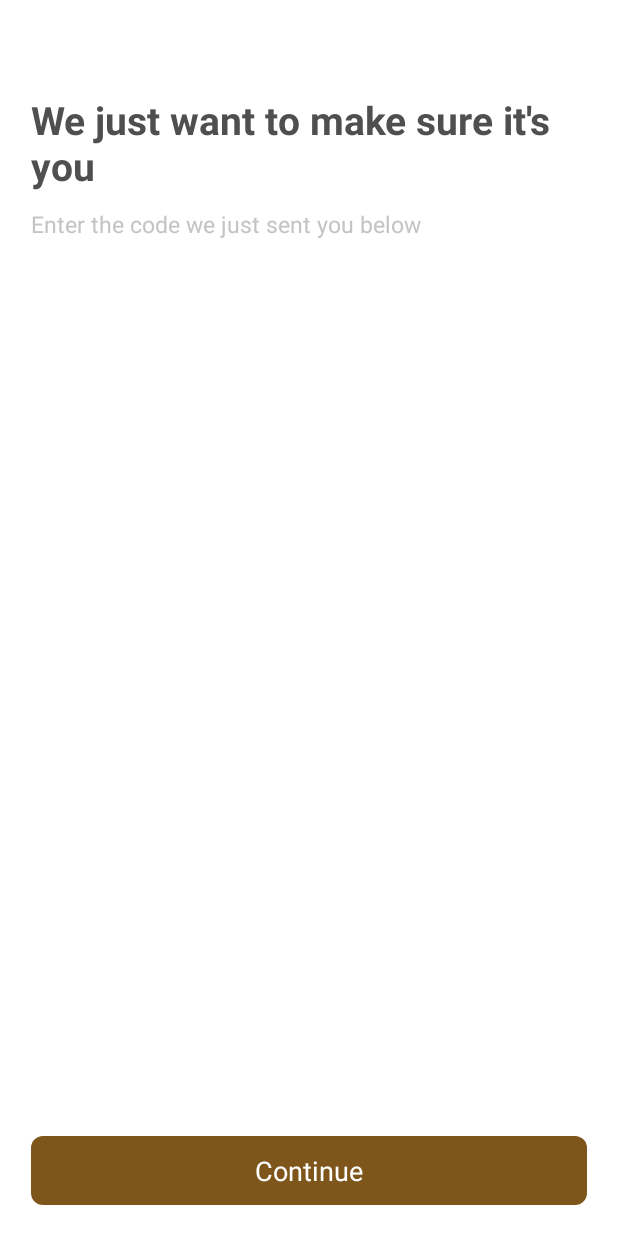
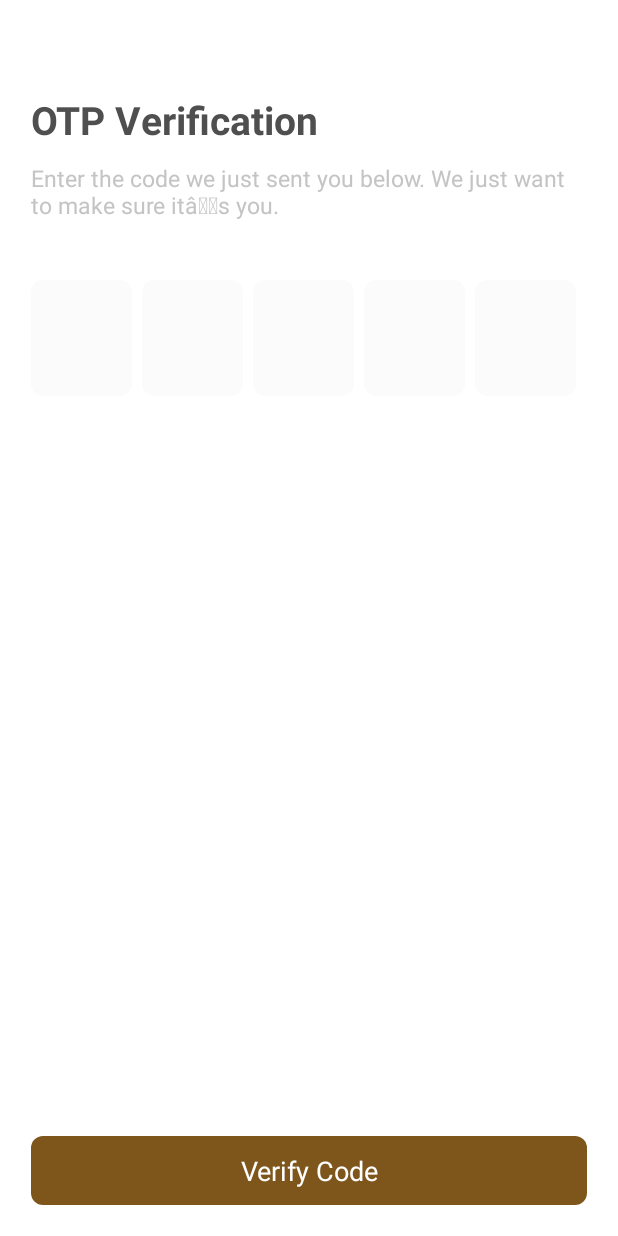
Before and after one commit to sumit1123/Coucou-App, an Android app: the OtpVerificationActivity screen opened directly, with no data from a screen before it, on a phone screen of 412 x 824 dp. Run offline under Robolectric (Android 15) with nearby library versions, the phone set to English and light mode, and no system bars; our stand-ins replace data binding, sdp/ssp sizes.

Commit message:
OTP part done

```diff
--- a/app/src/main/java/com/coucouapp/ui/activity/OtpVerificationActivity.kt
+++ b/app/src/main/java/com/coucouapp/ui/activity/OtpVerificationActivity.kt
@@ -2,6 +2,9 @@ package com.coucouapp.ui.activity
 
 import android.content.Intent
 import android.os.Bundle
+import android.text.*
+import android.view.*
+import android.widget.*
 import com.coucouapp.R
 import com.coucouapp.databinding.ActivityOtpVerificationBinding
 import com.coucouapp.ui.base.BaseActivity
@@ -19,11 +22,22 @@ class OtpVerificationActivity :
     override fun onCreate(savedInstanceState: Bundle?) {
         super.onCreate(savedInstanceState)
         setContentView(R.layout.activity_otp_verification)
-
         initViews()
     }
 
     private fun initViews() {
+        et_otp1.addTextChangedListener(GenericTextWatcher(et_otp1, et_otp2))
+        et_otp2.addTextChangedListener(GenericTextWatcher(et_otp2, et_otp3))
+        et_otp3.addTextChangedListener(GenericTextWatcher(et_otp3, et_otp4))
+        et_otp4.addTextChangedListener(GenericTextWatcher(et_otp4, et_otp5))
+        et_otp5.addTextChangedListener(GenericTextWatcher(et_otp5, null))
+
+        et_otp1.setOnKeyListener(GenericKeyEvent(et_otp1, null))
+        et_otp2.setOnKeyListener(GenericKeyEvent(et_otp2, et_otp1))
+        et_otp3.setOnKeyListener(GenericKeyEvent(et_otp3, et_otp2))
+        et_otp4.setOnKeyListener(GenericKeyEvent(et_otp4,et_otp3))
+        et_otp5.setOnKeyListener(GenericKeyEvent(et_otp5,et_otp4))
+
         tvContinue.setOnClickListener {
             val intent = Intent(this, UserVerifiedActivity::class.java)
             intent.putExtra(Constants.USER_VERIFICATION, Constants.FROM_OTP_VERIFICATION)
@@ -42,4 +56,49 @@ class OtpVerificationActivity :
     override fun getViewModelClass(): Class<OtpVerificationViewModel> {
         return OtpVerificationViewModel::class.java
     }
+    class GenericKeyEvent internal constructor(private val currentView: EditText, private val previousView: EditText?) : View.OnKeyListener{
+        override fun onKey(p0: View?, keyCode: Int, event: KeyEvent?): Boolean {
+            if(event!!.action == KeyEvent.ACTION_DOWN && keyCode == KeyEvent.KEYCODE_DEL && currentView.id != R.id.et_otp1 && currentView.text.isEmpty()) {
+                //If current is empty then previous EditText's number will also be deleted
+                previousView!!.text = null
+                previousView.requestFocus()
+                return true
+            }
+            return false
+        }
+
+
+    }
+
+    class GenericTextWatcher internal constructor(private val currentView: View, private val nextView: View?) :
+        TextWatcher {
+        override fun afterTextChanged(editable: Editable) { // TODO Auto-generated method stub
+            val text = editable.toString()
+            when (currentView.id) {
+                R.id.et_otp1 -> if (text.length == 1) nextView!!.requestFocus()
+                R.id.et_otp2 -> if (text.length == 1) nextView!!.requestFocus()
+                R.id.et_otp3 -> if (text.length == 1) nextView!!.requestFocus()
+                R.id.et_otp4 -> if (text.length == 1) nextView!!.requestFocus()
+                //You can use EditText4 same as above to hide the keyboard
+            }
+        }
+
+        override fun beforeTextChanged(
+            arg0: CharSequence,
+            arg1: Int,
+            arg2: Int,
+            arg3: Int
+        ) { // TODO Auto-generated method stub
+        }
+
+        override fun onTextChanged(
+            arg0: CharSequence,
+            arg1: Int,
+            arg2: Int,
+            arg3: Int
+        ) { // TODO Auto-generated method stub
+        }
+
+    }
+
 }
--- a/app/src/main/java/com/coucouapp/utils/DocumentType.kt
+++ b/app/src/main/java/com/coucouapp/utils/DocumentType.kt
@@ -1,7 +1,6 @@
 package com.coucouapp.utils
 
 enum class DocumentType {
-
     EMPLOYEMENT_DOC,
     INCOME_DOC,
     RENT_DOC,
--- /dev/null
+++ b/app/src/main/res/drawable/code_box.xml
@@ -0,0 +1,18 @@
+<vector
+    xmlns:android="http://schemas.android.com/apk/res/android"
+    xmlns:aapt="http://schemas.android.com/aapt"
+    android:width="67dp"
+    android:height="77dp"
+    android:viewportWidth="67"
+    android:viewportHeight="77"
+    >
+    <group>
+        <clip-path
+            android:pathData="M8 0H59C63.4183 0 67 3.58172 67 8V69C67 73.4183 63.4183 77 59 77H8C3.58172 77 0 73.4183 0 69V8C0 3.58172 3.58172 0 8 0Z"
+            />
+        <path
+            android:pathData="M0 0V77H67V0"
+            android:fillColor="#FBFBFB"
+            />
+    </group>
+</vector>
--- a/app/src/main/res/layout/activity_otp_verification.xml
+++ b/app/src/main/res/layout/activity_otp_verification.xml
@@ -21,7 +21,7 @@
             android:layout_width="wrap_content"
             android:layout_height="wrap_content"
             android:layout_marginTop="@dimen/_32sdp"
-            android:text="@string/we_just_want_to_make_sure_it_s_you"
+            android:text="@string/otp_verific"
             android:textColor="@color/darkGray"
             android:textSize="@dimen/_20sdp"
             android:textStyle="bold"
@@ -34,12 +34,81 @@
             android:layout_height="wrap_content"
             android:layout_marginTop="@dimen/_8sdp"
             android:gravity="start"
-            android:text="@string/enter_the_code_we_just_sent_you_below"
+            android:text="@string/enter_the_c"
             android:textColor="@color/silver"
             android:textSize="@dimen/_12sdp"
             app:layout_constraintEnd_toEndOf="parent"
             app:layout_constraintStart_toStartOf="parent"
             app:layout_constraintTop_toBottomOf="@+id/tvOtpVerification" />
+
+
+        <androidx.constraintlayout.widget.ConstraintLayout
+            android:layout_width="match_parent"
+            android:layout_height="wrap_content"
+            android:layout_marginTop="@dimen/_30sdp"
+            app:layout_constraintTop_toBottomOf="@+id/tvOtpDetails"
+            app:layout_constraintStart_toStartOf="parent">
+
+        <androidx.appcompat.widget.AppCompatEditText
+            android:id="@+id/et_otp1"
+            android:layout_width="wrap_content"
+            android:layout_height="wrap_content"
+            android:background="@drawable/code_box"
+            android:inputType="number"
+            android:gravity="center"
+            app:layout_constraintStart_toStartOf="parent"
+            app:layout_constraintTop_toTopOf="parent"
+            />
+
+            <androidx.appcompat.widget.AppCompatEditText
+                android:id="@+id/et_otp2"
+                android:layout_width="wrap_content"
+                android:layout_height="wrap_content"
+                android:layout_marginStart="@dimen/_5sdp"
+                android:background="@drawable/code_box"
+                android:inputType="number"
+                android:gravity="center"
+                app:layout_constraintStart_toEndOf="@+id/et_otp1"
+                app:layout_constraintTop_toTopOf="parent"
+                />
+
+            <androidx.appcompat.widget.AppCompatEditText
+                android:id="@+id/et_otp3"
+                android:layout_width="wrap_content"
+                android:layout_height="wrap_content"
+                android:background="@drawable/code_box"
+                android:inputType="number"
+                android:gravity="center"
+                android:layout_marginStart="@dimen/_5sdp"
+                app:layout_constraintStart_toEndOf="@+id/et_otp2"
+                app:layout_constraintTop_toTopOf="parent"
+                />
+
+            <androidx.appcompat.widget.AppCompatEditText
+                android:id="@+id/et_otp4"
+                android:layout_width="wrap_content"
+                android:layout_height="wrap_content"
+                android:background="@drawable/code_box"
+                android:inputType="number"
+                android:gravity="center"
+                android:layout_marginStart="@dimen/_5sdp"
+                app:layout_constraintStart_toEndOf="@+id/et_otp3"
+                app:layout_constraintTop_toTopOf="parent"
+                />
+
+            <androidx.appcompat.widget.AppCompatEditText
+                android:id="@+id/et_otp5"
+                android:layout_width="wrap_content"
+                android:layout_height="wrap_content"
+                android:background="@drawable/code_box"
+                android:inputType="number"
+                android:gravity="center"
+                android:layout_marginStart="@dimen/_5sdp"
+                app:layout_constraintStart_toEndOf="@+id/et_otp4"
+                app:layout_constraintTop_toTopOf="parent"
+                />
+
+        </androidx.constraintlayout.widget.ConstraintLayout>
 
         <!--TODO: Add OTP View-->
         <TextView
@@ -49,7 +118,6 @@
             android:layout_margin="@dimen/_4sdp"
             android:textColor="@color/flamingo"
             android:textSize="@dimen/_8sdp"
-            android:visibility="gone"
             app:layout_constraintEnd_toEndOf="parent"
             app:layout_constraintStart_toStartOf="parent"
             app:layout_constraintTop_toBottomOf="@+id/tvOtpDetails" />
@@ -62,7 +130,7 @@
             android:background="@drawable/bg_corner_primary"
             android:gravity="center"
             android:paddingVertical="@dimen/_8sdp"
-            android:text="@string/_continue"
+            android:text="@string/verify_code"
             android:textColor="@color/white"
             android:textSize="@dimen/_14sdp"
             app:layout_constraintBottom_toBottomOf="parent"
--- a/app/src/main/res/values/strings.xml
+++ b/app/src/main/res/values/strings.xml
@@ -39,11 +39,13 @@
     <string name="we_just_want_to_make_sure_it_s_you">We just want to make sure it\'s you</string>
     <string name="enter_the_code_we_just_sent_you_below">Enter the code we just sent you below</string>
     <string name="_continue">Continue</string>
+    <string name="enter_the_c">Enter the code we just sent you below. We just want to make sure it\u00E2\u0080\u0099s you.</string>
 
     <!--UserVerifiedActivity-->
     <string name="user_verified">User Verified</string>
     <string name="user_verified_details">User has now been verified. You can use the application now.</string>
     <string name="password_changed_successfully">Password Changed Successfully</string>
+    <string name="otp_verific">OTP Verification</string>
     <string name="password_changed_successfully_details">Your password has been changed. Navigate to profile to make another corrections</string>
 
 
```
